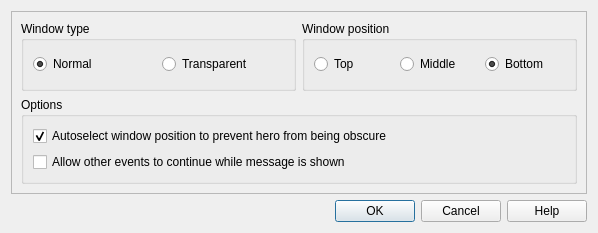
Old version of the form src/ui/commands/message_options_widget.ui in the repository EasyRPG/Editor.
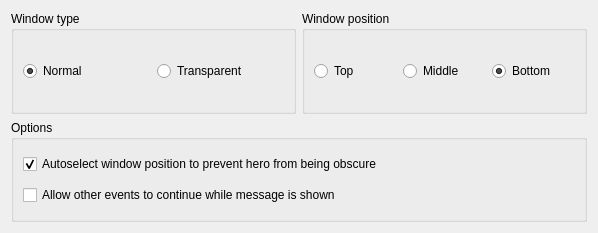
New version of the form.

Patch:
```diff
--- a/src/ui/commands/message_options_widget.ui
+++ b/src/ui/commands/message_options_widget.ui
@@ -1,10 +1,7 @@
 <?xml version="1.0" encoding="UTF-8"?>
 <ui version="4.0">
  <class>MessageOptionsWidget</class>
- <widget class="QDialog" name="MessageOptionsWidget">
-  <property name="windowModality">
-   <enum>Qt::WindowModal</enum>
-  </property>
+ <widget class="QWidget" name="MessageOptionsWidget">
   <property name="geometry">
    <rect>
     <x>0</x>
@@ -16,20 +13,8 @@
   <property name="windowTitle">
    <string>Message Options</string>
   </property>
-  <property name="modal">
-   <bool>true</bool>
-  </property>
-  <layout class="QVBoxLayout" name="verticalLayout">
-   <item>
-    <widget class="QFrame" name="frame">
-     <property name="frameShape">
-      <enum>QFrame::StyledPanel</enum>
-     </property>
-     <property name="frameShadow">
-      <enum>QFrame::Raised</enum>
-     </property>
-     <layout class="QVBoxLayout" name="verticalLayout_2">
-      <item>
+  <layout class="QGridLayout" name="gridLayout">
+   <item row="0" column="0">
        <layout class="QHBoxLayout" name="horizontalLayout">
         <item>
          <widget class="QGroupBox" name="groupBox">
@@ -95,7 +80,7 @@
         </item>
        </layout>
       </item>
-      <item>
+   <item row="1" column="0">
        <widget class="QGroupBox" name="groupBox_3">
         <property name="title">
          <string>Options</string>
@@ -123,22 +108,6 @@
       </item>
      </layout>
     </widget>
-   </item>
-   <item>
-    <widget class="QDialogButtonBox" name="buttonBox">
-     <property name="orientation">
-      <enum>Qt::Horizontal</enum>
-     </property>
-     <property name="standardButtons">
-      <set>QDialogButtonBox::Cancel|QDialogButtonBox::Help|QDialogButtonBox::Ok</set>
-     </property>
-     <property name="centerButtons">
-      <bool>false</bool>
-     </property>
-    </widget>
-   </item>
-  </layout>
- </widget>
  <resources/>
  <connections>
   <connection>
```
Left out of the diff: 84 changed lines with no effect on the pictures. Lines whose indentation alone changed are shown as unchanged.
